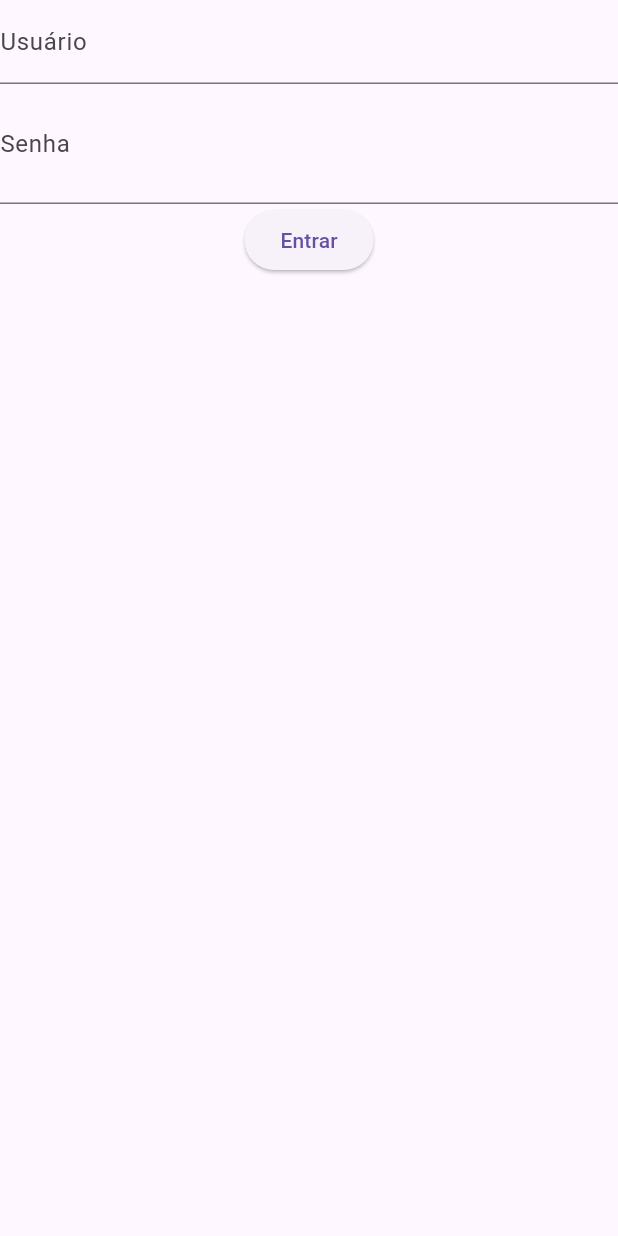
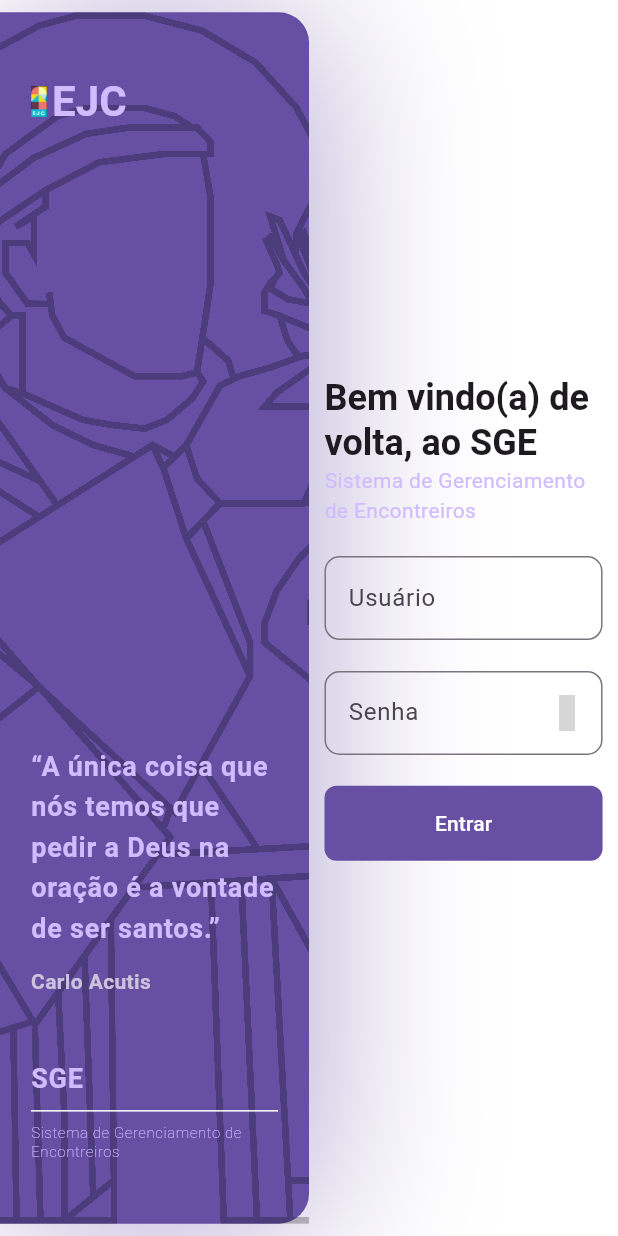
Before and after one commit to LimaNathan/ejc_frontend_dashboard, a Flutter app: the screen it shows after launch, on a phone screen of 412 x 824 dp. Run offline on Flutter 3.47's test engine with Material 3 defaults, Android fonts, the phone set to English and light mode, and no system bars; our stand-ins replace bloc, flutter_bloc, go_router, hugeicons, result_dart, supabase_flutter; missing offline and left inert: lucid_validation; accounts and stored records are empty; generated files the repository leaves out were written again; grey boxes are pictures that could not be loaded.

Commit message:
feat: login view finished

```diff
--- /dev/null
+++ b/lib/app/shared/components/custom_snackbar/snackbar_type.dart
@@ -0,0 +1,6 @@
+enum SnackbarType {
+  success,
+  error,
+  info,
+  warning,
+}
--- a/lib/app/views/app.dart
+++ b/lib/app/views/app.dart
@@ -9,11 +9,59 @@
 
   @override
   Widget build(BuildContext context) {
+    final size = MediaQuery.sizeOf(context);
     final providersSource = Providers();
     return MultiProvider(
       providers: providersSource.providers,
       child: MaterialApp.router(
         theme: ThemeData(
+          textTheme: const TextTheme(
+            headlineLarge: TextStyle(
+              fontSize: 24,
+              fontWeight: FontWeight.bold,
+            ),
+            headlineMedium: TextStyle(
+              fontSize: 18,
+              fontWeight: FontWeight.bold,
+            ),
+            headlineSmall: TextStyle(
+              fontSize: 16,
+              fontWeight: FontWeight.bold,
+            ),
+            bodyLarge: TextStyle(
+              fontSize: 16,
+              fontWeight: FontWeight.normal,
+            ),
+            bodyMedium: TextStyle(
+              fontSize: 14,
+              fontWeight: FontWeight.normal,
+            ),
+            bodySmall: TextStyle(
+              fontSize: 12,
+              fontWeight: FontWeight.normal,
+            ),
+          ),
+          inputDecorationTheme: InputDecorationTheme(
+            activeIndicatorBorder: BorderSide(
+              color: Theme.of(context).colorScheme.primary,
+              width: 2,
+            ),
+            border: OutlineInputBorder(
+              borderRadius: BorderRadius.circular(10),
+            ),
+          ),
+          filledButtonTheme: FilledButtonThemeData(
+            style: ButtonStyle(
+              minimumSize: WidgetStatePropertyAll<Size>(
+                Size(size.width * 0.5, 50),
+              ),
+              shape: WidgetStatePropertyAll<OutlinedBorder>(
+                RoundedRectangleBorder(
+                  borderRadius: BorderRadius.circular(8),
+                ),
+              ),
+            ),
+          ),
           appBarTheme: AppBarTheme(
             backgroundColor: Theme.of(context) //
                 .colorScheme
--- /dev/null
+++ b/lib/app/views/auth/components/auth_form.dart
@@ -0,0 +1,90 @@
+import 'package:ejc_frontend_dashboard/app/domains/dtos/credentials.dart';
+import 'package:ejc_frontend_dashboard/app/viewmodel/bloc/auth_viewmodel_bloc.dart';
+import 'package:flutter/material.dart';
+import 'package:hugeicons/hugeicons.dart';
+import 'package:provider/provider.dart';
+
+class AuthForm extends StatefulWidget {
+  const AuthForm({
+    super.key,
+  });
+
+  @override
+  State<AuthForm> createState() => _AuthFormState();
+}
+
+class _AuthFormState extends State<AuthForm> {
+  final emailEC = TextEditingController();
+  final passwordEC = TextEditingController();
+
+  bool obscureText = true;
+
+  @override
+  Widget build(BuildContext context) {
+    void changeObscureText() => setState(() => obscureText = !obscureText);
+    final size = MediaQuery.sizeOf(context);
+    return Container(
+      padding: EdgeInsets.all(size.width * 0.025),
+      width: size.width * 0.5,
+      child: Column(
+        mainAxisAlignment: MainAxisAlignment.center,
+        spacing: size.height * 0.025,
+        children: [
+          Column(
+            children: [
+              Text(
+                'Bem vindo(a) de volta, ao SGE',
+                style: Theme.of(context).textTheme.headlineLarge,
+              ),
+              Text(
+                'Sistema de Gerenciamento de Encontreiros',
+                style: Theme.of(context).textTheme.bodyMedium?.copyWith(
+                      color: Theme.of(context).colorScheme.primaryFixedDim,
+                    ),
+              ),
+            ],
+          ),
+          TextFormField(
+            key: const ValueKey('user'),
+            controller: emailEC,
+            decoration: const InputDecoration(
+              label: Text('Usuário'),
+            ),
+          ),
+          TextFormField(
+            key: const ValueKey('password'),
+            obscureText: obscureText,
+            controller: passwordEC,
+            decoration: InputDecoration(
+              label: const Text('Senha'),
+              suffixIcon: IconButton(
+                iconSize: 16,
+                onPressed: changeObscureText,
+                padding: EdgeInsets.zero,
+                icon: HugeIcon(
+                  icon: obscureText
+                      ? HugeIcons.strokeRoundedEye
+                      : HugeIcons.strokeRoundedViewOffSlash,
+                  color: Theme.of(context).colorScheme.primary,
+                ),
+              ),
+            ),
+          ),
+          FilledButton(
+            onPressed: () {
+              context.read<AuthViewmodelBloc>().add(
+                    LoginEvent(
+                      Credentials(
+                        email: emailEC.text,
+                        password: passwordEC.text,
+                      ),
+                    ),
+                  );
+            },
+            child: const Text('Entrar'),
+          ),
+        ],
+      ),
+    );
+  }
+}
--- /dev/null
+++ b/lib/app/views/auth/components/login_backgroud.dart
@@ -0,0 +1,128 @@
+import 'package:flutter/material.dart';
+
+class LoginBackground extends StatefulWidget {
+  const LoginBackground({
+    super.key,
+  });
+
+  @override
+  State<LoginBackground> createState() => _LoginBackgroundState();
+}
+
+class _LoginBackgroundState extends State<LoginBackground> {
+  bool canSeeImage = false;
+  @override
+  Widget build(BuildContext context) {
+    final size = MediaQuery.sizeOf(context);
+    final colorScheme = Theme.of(context).colorScheme;
+    final textTheme = Theme.of(context).textTheme;
+
+    return Expanded(
+      child: Container(
+        margin: EdgeInsets.symmetric(
+          vertical: size.height * 0.01,
+        ),
+        decoration: BoxDecoration(
+          color: colorScheme.primary,
+          boxShadow: [
+            BoxShadow(
+              color: colorScheme.primary.withValues(alpha: 0.5),
+              blurRadius: 100,
+              offset: const Offset(5, 5),
+            ),
+          ],
+          borderRadius: const BorderRadius.only(
+            topRight: Radius.circular(20),
+            bottomRight: Radius.circular(20),
+          ),
+        ),
+        child: Stack(
+          children: [
+            Image.asset(
+              'assets/vector_psap.png',
+              isAntiAlias: true,
+              height: size.height * 5,
+              filterQuality: FilterQuality.high,
+              color: colorScheme.onPrimary,
+              fit: BoxFit.cover,
+              colorBlendMode: BlendMode.dst,
+            ),
+            Positioned(
+              top: size.height * 0.05,
+              left: size.width * 0.05,
+              right: size.width * 0.05,
+              child: Row(
+                children: [
+                  Image.asset(
+                    'assets/logo_ejc.jpeg',
+                    height: size.height * .025,
+                  ),
+                  SizedBox(width: size.width * .009),
+                  Text(
+                    'EJC',
+                    style: textTheme //
+                        .headlineSmall
+                        ?.copyWith(
+                      color: colorScheme.primaryFixedDim,
+                      fontSize: 28,
+                    ),
+                  ),
+                ],
+              ),
+            ),
+            Positioned(
+              bottom: size.height * 0.05,
+              left: size.width * 0.05,
+              right: size.width * 0.05,
+              child: Column(
+                crossAxisAlignment: CrossAxisAlignment.start,
+                children: [
+                  Text(
+                    '“A única coisa que nós temos '
+                    'que pedir a Deus na oração é a vontade de ser santos.”',
+                    style: textTheme.bodyLarge?.copyWith(
+                      color: colorScheme.primaryFixedDim,
+                      fontSize: 18,
+                      fontWeight: FontWeight.bold,
+                    ),
+                  ),
+                  SizedBox(height: size.height * 0.015),
+                  Text(
+                    'Carlo Acutis',
+                    style: TextStyle(
+                      color: colorScheme.secondaryFixedDim,
+                      fontSize: 14,
+                      fontWeight: FontWeight.bold,
+                    ),
+                  ),
+                  SizedBox(height: size.height * 0.05),
+                  Text(
+                    'SGE',
+                    style: textTheme.bodyLarge?.copyWith(
+                      color: colorScheme.primaryFixedDim,
+                      fontSize: 18,
+                      fontWeight: FontWeight.bold,
+                    ),
+                  ),
+                  Divider(
+                    color: colorScheme //
+                        .onPrimary
+                        .withValues(alpha: 200),
+                  ),
+                  Text(
+                    'Sistema de Gerenciamento de Encontreiros',
+                    style: textTheme.bodySmall?.copyWith(
+                      color: colorScheme.primaryFixedDim,
+                      fontSize: 10,
+                      fontWeight: FontWeight.w100,
+                    ),
+                  ),
+                ],
+              ),
+            ),
+          ],
+        ),
+      ),
+    );
+  }
+}
--- a/lib/app/views/auth/login_view.dart
+++ b/lib/app/views/auth/login_view.dart
@@ -1,8 +1,13 @@
-import 'package:ejc_frontend_dashboard/app/domains/dtos/credentials.dart';
+import 'package:ejc_frontend_dashboard/app/shared/components/custom_snackbar/show_custom_snackbar.dart';
+import 'package:ejc_frontend_dashboard/app/shared/components/custom_snackbar/snackbar_type.dart';
 import 'package:ejc_frontend_dashboard/app/utils/overlays/loading_overlay.dart';
+import 'package:ejc_frontend_dashboard/app/utils/routes/constants/constant_routes.dart';
 import 'package:ejc_frontend_dashboard/app/viewmodel/bloc/auth_viewmodel_bloc.dart';
+import 'package:ejc_frontend_dashboard/app/views/auth/components/auth_form.dart';
+import 'package:ejc_frontend_dashboard/app/views/auth/components/login_backgroud.dart';
 import 'package:flutter/material.dart';
 import 'package:flutter_bloc/flutter_bloc.dart';
+import 'package:go_router/go_router.dart';
 
 class LoginView extends StatefulWidget {
   const LoginView({super.key});
@@ -12,37 +17,13 @@
 }
 
 class _LoginViewState extends State<LoginView> with TickerProviderStateMixin {
-  late AnimationController _bounceController;
-  late Animation<double> _bounceAnimation;
-
-  final formKey = GlobalKey<FormState>();
-  final emailEC = TextEditingController();
-  final passwordEC = TextEditingController();
-
-  bool obscureText = true;
-
   @override
   void initState() {
     super.initState();
-
-    _bounceController = AnimationController(
-      vsync: this,
-      duration: const Duration(milliseconds: 500),
-    );
-
-    _bounceAnimation = Tween<double>(begin: 0.5, end: 1).animate(
-      CurvedAnimation(parent: _bounceController, curve: Curves.bounceIn),
-    );
   }
 
   @override
   Widget build(BuildContext context) {
-    void changeObscureText() {
-      setState(() {
-        obscureText = !obscureText;
-      });
-    }
-
     return BlocProvider(
       create: (context) => AuthViewmodelBloc(context.read()),
       child: BlocBuilder<AuthViewmodelBloc, AuthViewmodelState>(
@@ -53,66 +34,36 @@
 
           if (state is AuthError) {
             LoadingOverlay.hide();
-            WidgetsBinding.instance.addPostFrameCallback((_) {
-              ScaffoldMessenger.of(context).showSnackBar(
-                SnackBar(
-                  behavior: SnackBarBehavior.floating,
-                  animation: _bounceAnimation,
-                  content: Text(
-                    state.message,
-                  ),
-                ),
-              );
-            });
+            WidgetsBinding //
+                .instance
+                .addPostFrameCallback(
+              (_) => showCustomSnackbar(
+                context,
+                message: state.message,
+                type: SnackbarType.error,
+              ),
+            );
           }
 
           if (state is AuthLoading) {
-            WidgetsBinding.instance.addPostFrameCallback((_) {
-              LoadingOverlay.show(context);
-            });
+            WidgetsBinding //
+                .instance
+                .addPostFrameCallback((_) => LoadingOverlay.show(context));
+          }
+
+          if (state is AuthSuccess) {
+            WidgetsBinding.instance.addPostFrameCallback(
+              (_) => context.go(ConstantRoutes.homeView),
+            );
           }
           return Scaffold(
-            body: Center(
-              child: Form(
-                key: formKey,
-                child: Column(
-                  children: [
-                    TextFormField(
-                      key: const ValueKey('user'),
-                      controller: emailEC,
-                      decoration: const InputDecoration(
-                        label: Text('Usuário'),
-                      ),
-                    ),
-                    TextFormField(
-                      key: const ValueKey('password'),
-                      obscureText: obscureText,
-                      controller: passwordEC,
-                      decoration: InputDecoration(
-                        label: const Text('Senha'),
-                        suffix: IconButton(
-                          onPressed: changeObscureText,
-                          icon: Icon(
-                            obscureText ? Icons.lock : Icons.lock_open,
-                          ),
-                        ),
-                      ),
-                    ),
-                    ElevatedButton(
-                      onPressed: () {
-                        context.read<AuthViewmodelBloc>().add(
-                              LoginEvent(
-                                Credentials(
-                                  email: emailEC.text,
-                                  password: passwordEC.text,
-                                ),
-                              ),
-                            );
-                      },
-                      child: const Text('Entrar'),
-                    ),
-                  ],
-                ),
+            backgroundColor: Theme.of(context).colorScheme.onPrimary,
+            body: const Center(
+              child: Row(
+                children: [
+                  LoginBackground(),
+                  AuthForm(),
+                ],
               ),
             ),
           );
--- a/pubspec.yaml
+++ b/pubspec.yaml
@@ -15,6 +15,8 @@
     sdk: flutter
   freezed: ^2.5.7
   go_router: ^14.6.3
+
+  hugeicons: ^0.0.11
   intl: ^0.19.0
   lucid_validation: ^1.2.0
   provider: ^6.1.2
@@ -35,5 +37,5 @@
   uses-material-design: true
   generate: true
 
-assets:
-  - assets/**
+  assets:
+    - assets/
```
Also changed, not shown: lib/app/shared/components/animated_placedholder/animated_placeholder.dart (added, +48 -0 lines), lib/app/shared/components/custom_snackbar/show_custom_snackbar.dart (added, +78 -0 lines), lib/app/utils/routes/routes.dart (+17 -0 lines), assets/vector_psap.png (added), pubspec.lock.
